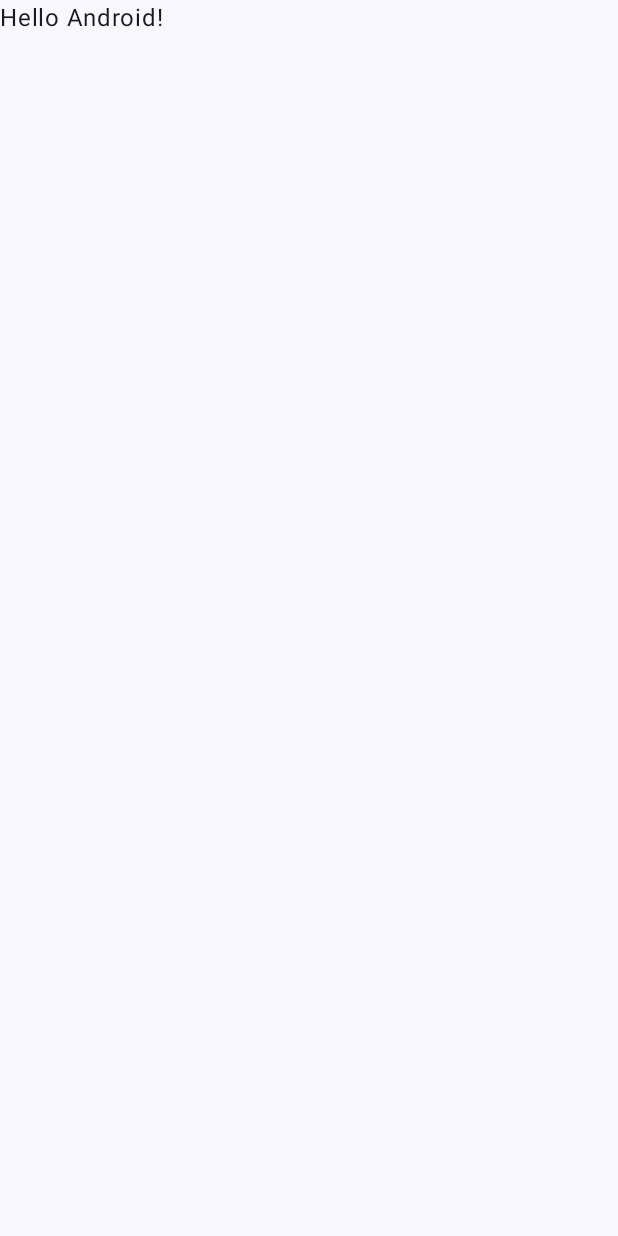
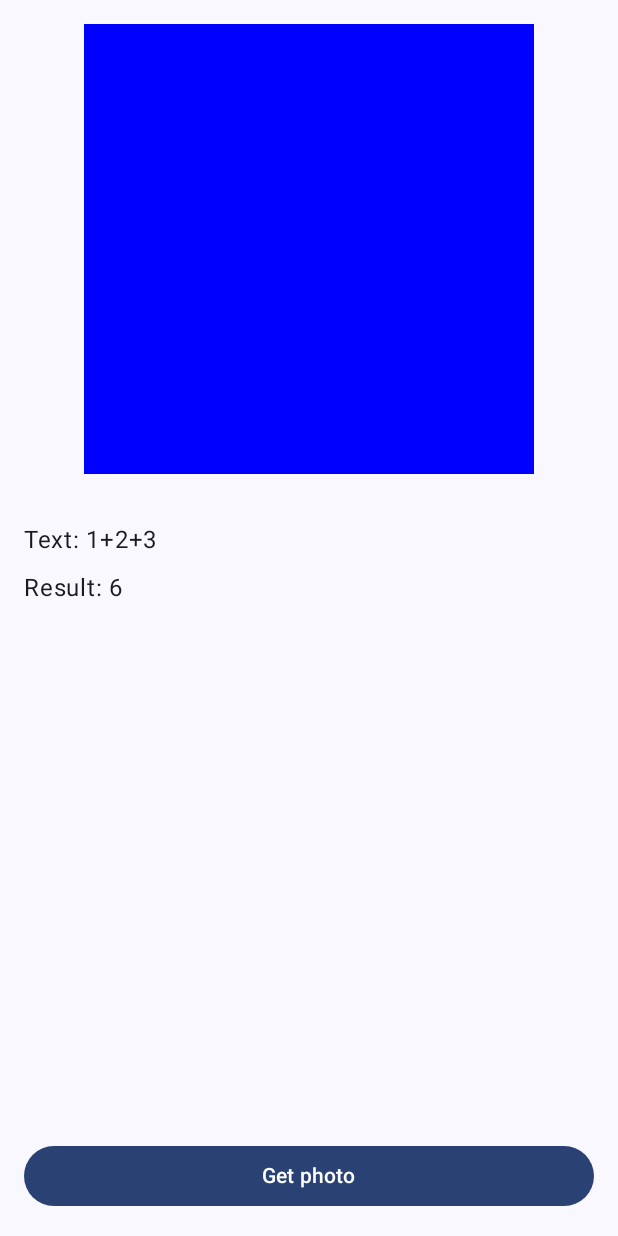
Before and after one commit to nizwafay/CalculatorOCR, an Android app built with Jetpack Compose: the screen it shows after launch (MainActivity), on a phone screen of 412 x 824 dp. Before the commit the screen is almost empty. Run offline under Robolectric (Android 15) with nearby library versions, the phone set to English and light mode, and no system bars.

Commit message:
screen prototype

```diff
--- a/app/src/main/java/com/example/calculatorocr/MainActivity.kt
+++ b/app/src/main/java/com/example/calculatorocr/MainActivity.kt
@@ -6,10 +6,8 @@ import androidx.activity.compose.setContent
 import androidx.compose.foundation.layout.fillMaxSize
 import androidx.compose.material3.MaterialTheme
 import androidx.compose.material3.Surface
-import androidx.compose.material3.Text
-import androidx.compose.runtime.Composable
 import androidx.compose.ui.Modifier
-import androidx.compose.ui.tooling.preview.Preview
+import com.example.calculatorocr.ui.screen.CalculatorScreen
 import com.example.calculatorocr.ui.theme.CalculatorOCRTheme
 
 class MainActivity : ComponentActivity() {
@@ -22,25 +20,9 @@ class MainActivity : ComponentActivity() {
                     modifier = Modifier.fillMaxSize(),
                     color = MaterialTheme.colorScheme.background
                 ) {
-                    Greeting("Android")
+                    CalculatorScreen()
                 }
             }
         }
     }
 }
-
-@Composable
-fun Greeting(name: String, modifier: Modifier = Modifier) {
-    Text(
-        text = "Hello $name!",
-        modifier = modifier
-    )
-}
-
-@Preview(showBackground = true)
-@Composable
-fun GreetingPreview() {
-    CalculatorOCRTheme {
-        Greeting("Android")
-    }
-}
--- /dev/null
+++ b/app/src/main/java/com/example/calculatorocr/ui/screen/CalculatorScreen.kt
@@ -0,0 +1,53 @@
+package com.example.calculatorocr.ui.screen
+
+import androidx.compose.foundation.background
+import androidx.compose.foundation.layout.Box
+import androidx.compose.foundation.layout.Column
+import androidx.compose.foundation.layout.fillMaxSize
+import androidx.compose.foundation.layout.fillMaxWidth
+import androidx.compose.foundation.layout.padding
+import androidx.compose.foundation.layout.size
+import androidx.compose.material3.Button
+import androidx.compose.material3.Text
+import androidx.compose.runtime.Composable
+import androidx.compose.ui.Alignment
+import androidx.compose.ui.Modifier
+import androidx.compose.ui.graphics.Color
+import androidx.compose.ui.tooling.preview.Preview
+import androidx.compose.ui.unit.dp
+
+@Composable
+fun CalculatorScreen(modifier: Modifier = Modifier) {
+    Box(
+        modifier = modifier
+            .fillMaxSize()
+            .padding(16.dp)
+    ) {
+        Column(
+            modifier = modifier.fillMaxSize()
+        ) {
+            Box(
+                Modifier
+                    .size(300.dp)
+                    .background(Color.Blue)
+                    .align(Alignment.CenterHorizontally)
+            )
+            Text(text = "Text: 1+2+3", Modifier.padding(top = 32.dp))
+            Text(text = "Result: 6", Modifier.padding(top = 8.dp))
+        }
+        Button(
+            modifier = Modifier
+                .fillMaxWidth()
+                .align(Alignment.BottomCenter),
+            onClick = { /*TODO*/ }
+        ) {
+            Text(text = "Get photo")
+        }
+    }
+}
+
+@Preview
+@Composable
+private fun CalculatorScreenPreview() {
+    CalculatorScreen()
+}
```
